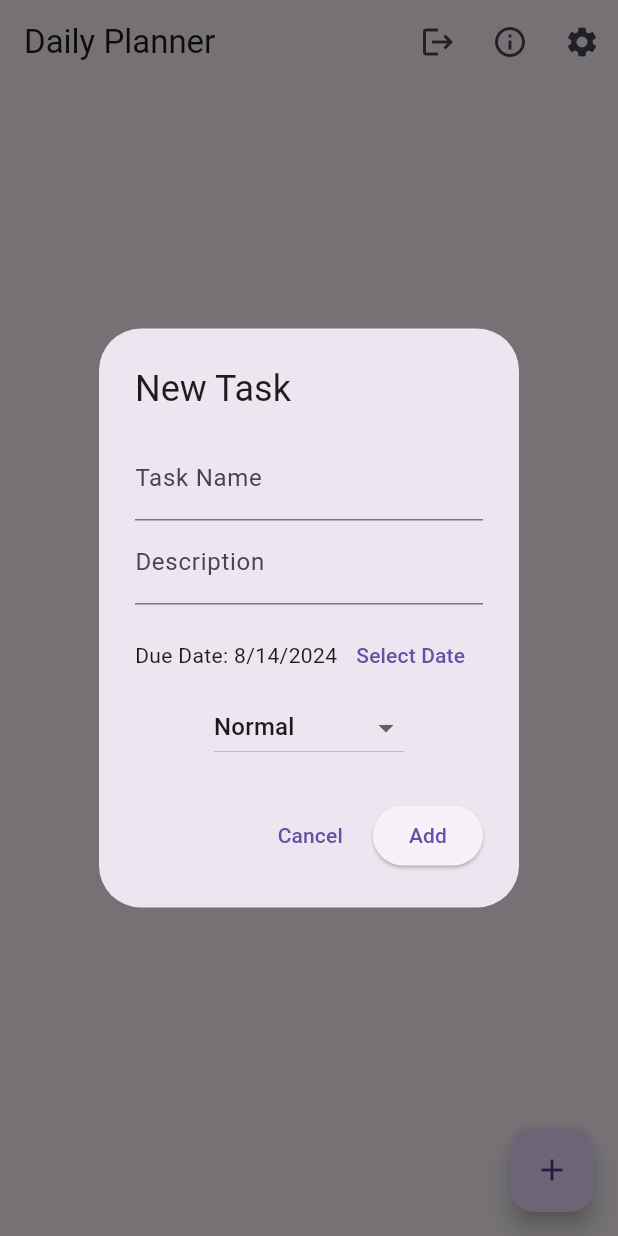
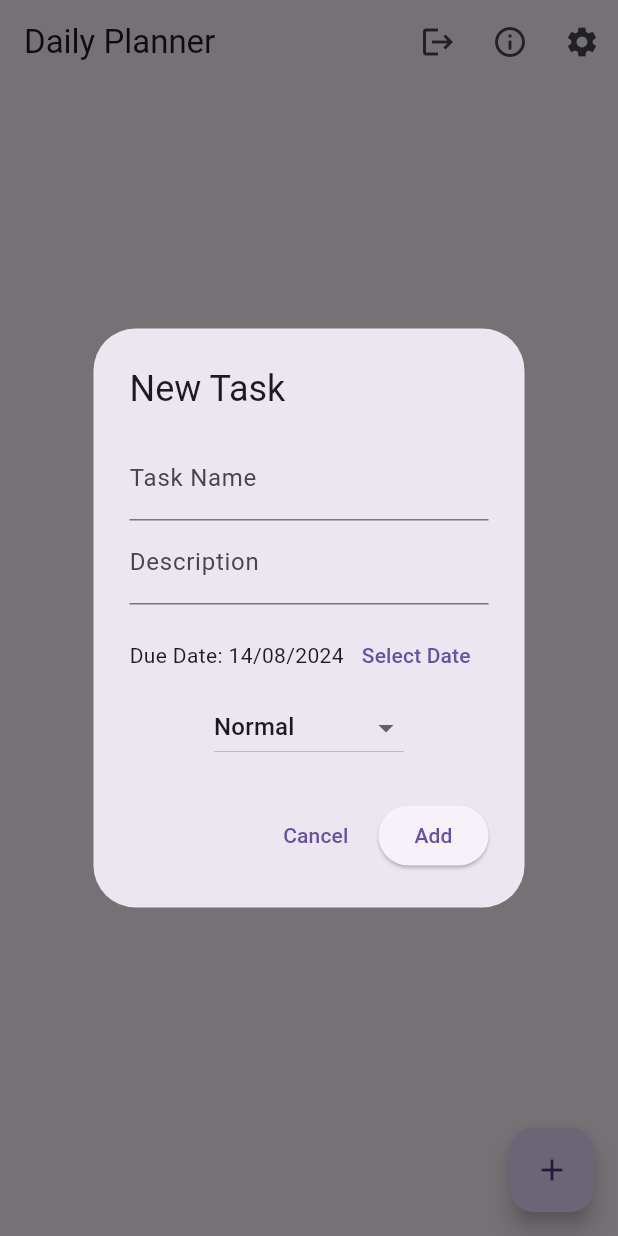
Before and after one commit to xAlpharax/daily_planner, a Flutter app: the HomeScreen screen opened directly, after a tap on the "add" icon, on a phone screen of 412 x 824 dp. Run offline on Flutter 3.47's test engine with Material 3 defaults, Android fonts, the light colour scheme and no system bars; our stand-ins replace cloud_firestore, firebase_auth, firebase_core, firebase_messaging, get, get_storage and 1 more; missing offline and left inert: firebase_ui_auth; accounts and stored records are empty.

Commit message:
Good localization for date formats, if you need smth else, why do you need it?
 Changes to be committed:
        modified:   README.md
        modified:   lib/home_screen.dart
        modified:   lib/main.dart

```diff
--- a/lib/home_screen.dart
+++ b/lib/home_screen.dart
@@ -77,7 +77,7 @@ class _HomeScreenState extends State<HomeScreen> {
                     Row(
                       children: [
                         Expanded(
-                          child: Text(dueDate == null ? 'No Due Date Chosen' : 'Due Date: ${DateFormat.yMd().format(dueDate!)}'),
+                          child: Text(dueDate == null ? 'No Due Date Chosen' : 'Due Date: ${DateFormat.yMd('fr_FR').format(dueDate!)}'),
                         ),
                         TextButton(
                           child: Text('Select Date'),
@@ -116,7 +116,7 @@ class _HomeScreenState extends State<HomeScreen> {
                   Padding(
                     padding: const EdgeInsets.only(top: 10),
                     child: Text(
-                      'Created At: ${DateFormat.yMd().add_jm().format(createdAt!)}',
+                      'Created At: ${DateFormat.yMd('fr_FR').add_jm().format(createdAt!)}',
                       style: const TextStyle(fontStyle: FontStyle.italic),
                     ),
                   ),
@@ -281,7 +281,7 @@ int _getPriorityValue(String priority) {
                       crossAxisAlignment: CrossAxisAlignment.start,
                       children: [
                         Text(documentSnapshot['description']),
-                        Text('Due Date: ${DateFormat.yMd().format(dueDate)}'),
+                        Text('Due Date: ${DateFormat.yMd('fr_FR').format(dueDate)}'),
                       ],
                     ),
                     onTap: () => _addOrEditTask(documentSnapshot),
--- a/lib/main.dart
+++ b/lib/main.dart
@@ -8,6 +8,8 @@ import 'firebase_options.dart';
 
 import 'package:get_storage/get_storage.dart';
 import 'package:get/get.dart';
+
+import 'package:intl/date_symbol_data_local.dart';
 
 import 'theme_controller.dart';
 import 'login_screen.dart';
@@ -25,6 +27,8 @@ void main() async {
     // ... other providers like google, github, etc
   ]);
   await GetStorage.init(); // Initialize GetStorage
+  await initializeDateFormatting('fr_FR', null); // Initialize Locale
+  // (this is needed because default makes US dates for my machines, you may not need it and so you can remove this line and al 'fr_FR' from the code)
   runApp(MyApp());
 }
 
```
Also changed, not shown: 1 other file.
